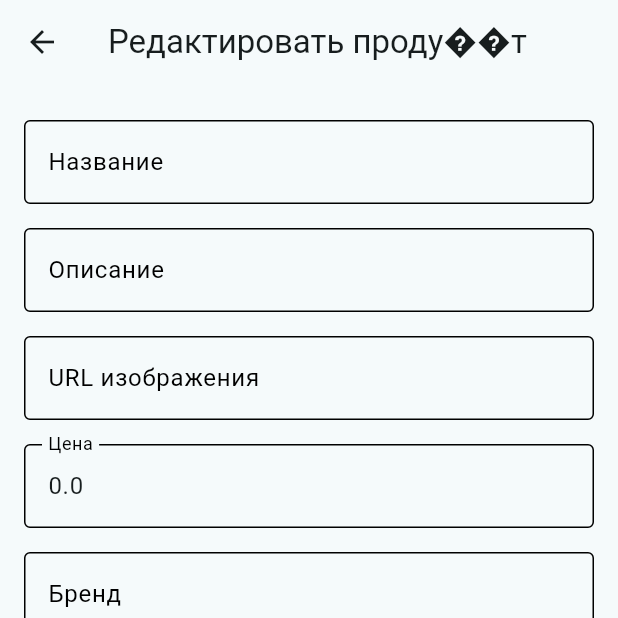
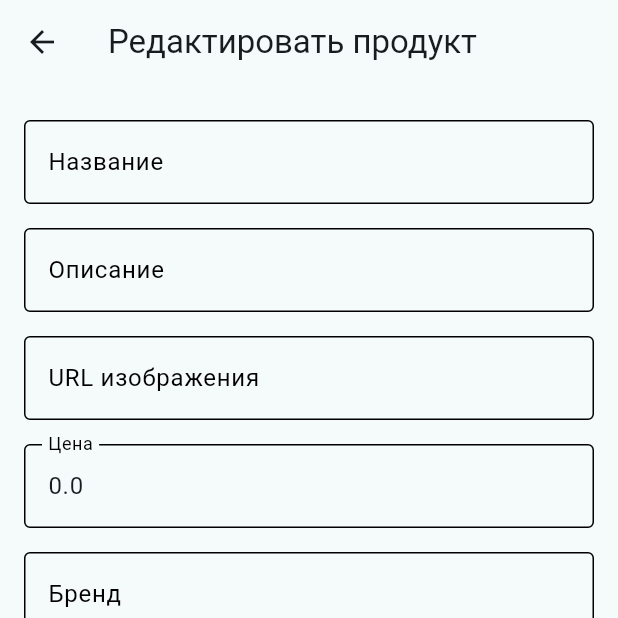
Before and after one commit to kripistor/pcs8, a Flutter app: the EditProductPage screen opened directly with empty values, on a phone screen of 412 x 824 dp, the top half of it. Run offline on Flutter 3.47's test engine with Material 3 defaults, Android fonts, the phone set to English and light mode, and no system bars; network calls fail.

Commit message:
minor changes

```diff
--- a/lib/pages/edit_product.dart
+++ b/lib/pages/edit_product.dart
@@ -33,7 +33,7 @@ class EditProductPage extends StatelessWidget {
   Widget build(BuildContext context) {
     return Scaffold(
       appBar: AppBar(
-        title: Text('Редактировать проду��т'),
+        title: Text('Редактировать продукт'),
       ),
       body: SingleChildScrollView(
         child: Padding(
--- a/lib/services/product_service.dart
+++ b/lib/services/product_service.dart
@@ -8,7 +8,7 @@ class ProductService {
       final response = await http.post(
         Uri.parse('http://172.19.0.1:8080/products/create'),
         headers: <String, String>{
-          'Content-Type': 'application/json; charset=UTF-16',
+          'Content-Type': 'application/json; charset=UTF-8',
         },
         body: jsonEncode({
           'name': product.name,
```
